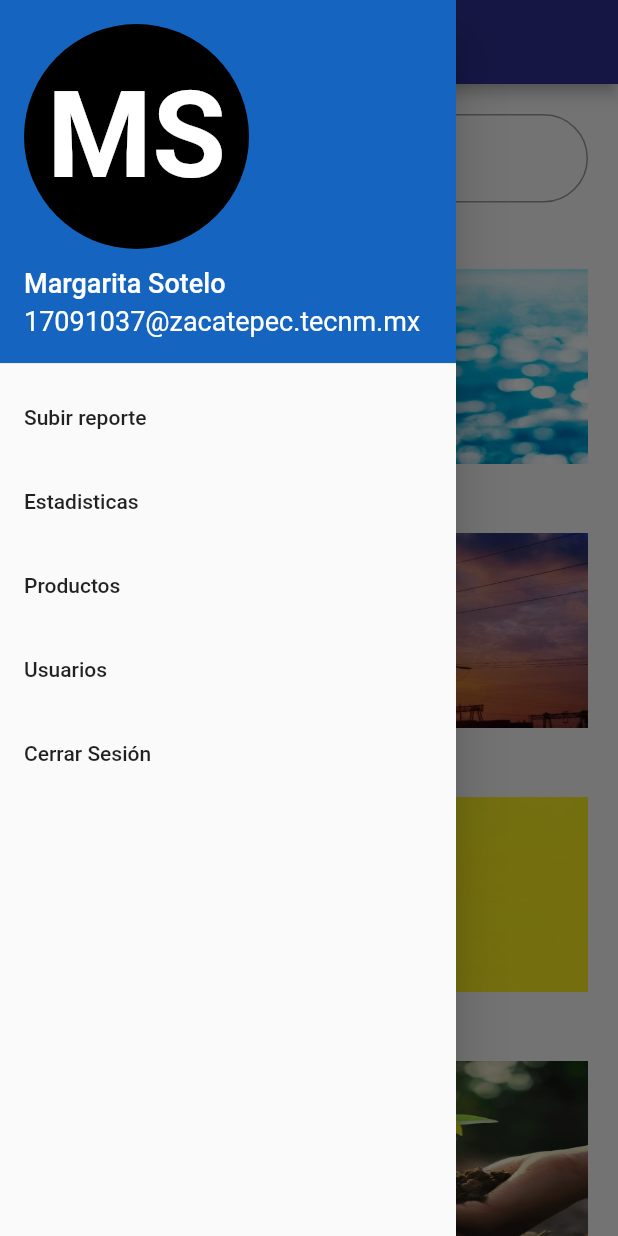
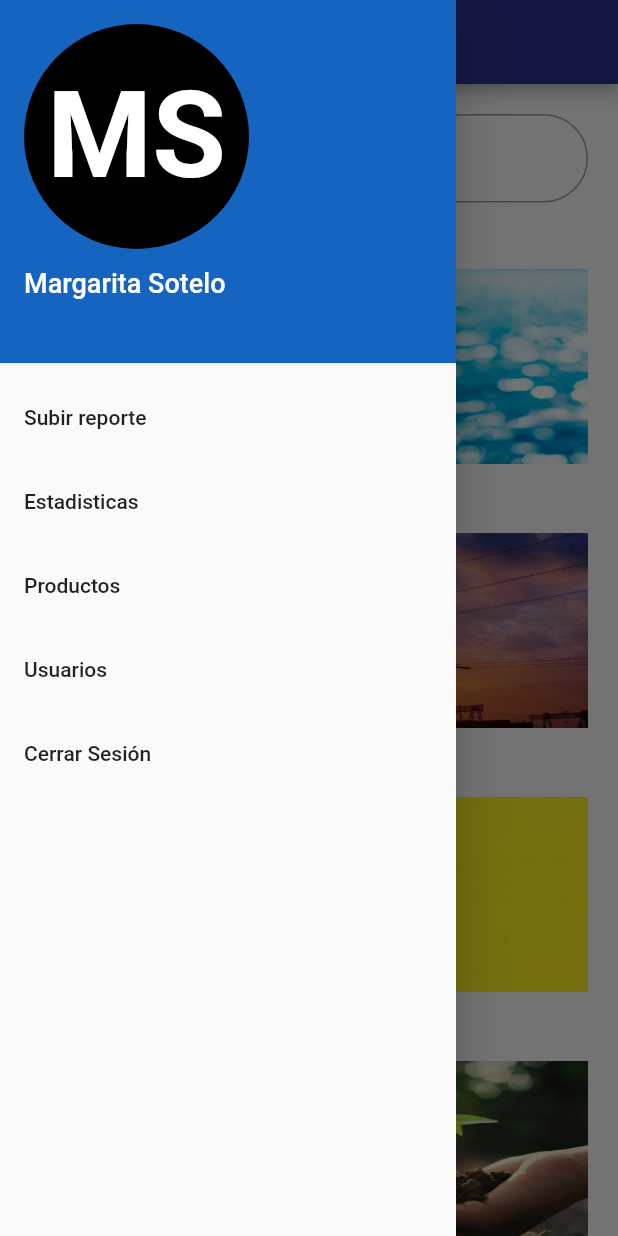
Before and after one commit to UlisesChopin16/InciTec, a Flutter app: the CategoriasPage screen opened directly with empty values, with the side drawer open, on a phone screen of 412 x 824 dp. Run offline on Flutter 3.47's test engine with Material 2 defaults, Android fonts, the phone set to English and light mode, and no system bars; our stand-ins replace animate_do, cloud_firestore, firebase_auth, firebase_core, firebase_storage, fl_chart and 2 more; accounts and stored records are empty.

Commit message:
Cambio del nombre de la categoria

```diff
--- a/lib/Screens/CategoriasPage.dart
+++ b/lib/Screens/CategoriasPage.dart
@@ -44,8 +44,8 @@ class _CategoriasPageState extends State<CategoriasPage> {
                       color: Colors.white,
                     ),
                 ),
-                accountEmail: const Text('17091037@zacatepec.tecnm.mx',
-                  style: TextStyle(
+                accountEmail: Text(widget.user.email!,
+                  style: const TextStyle(
                       fontSize: 18,
                       color: Colors.white,
                     ),
--- a/lib/Screens/ReportesPage.dart
+++ b/lib/Screens/ReportesPage.dart
@@ -1,7 +1,4 @@
 import 'package:flutter/material.dart';
-import 'package:get/get.dart';
-import 'package:incidencias_reportes/Constants/colors.dart';
-import 'package:incidencias_reportes/Controllers/GetDataController.dart';
 import 'package:incidencias_reportes/Models/reportes_model.dart';
 import 'package:incidencias_reportes/Screens/InfoReportesPage.dart';
 import 'package:incidencias_reportes/Services/firebase_service.dart';
--- a/lib/Screens/SubirReportePage.dart
+++ b/lib/Screens/SubirReportePage.dart
@@ -306,8 +306,8 @@ class _SubirReporteState extends State<SubirReporte> {
         DropdownButtonFormField(
           items: const [
             DropdownMenuItem(
-              value: 'Energía Electrica',
-              child: Text('Energía Electrica'),
+              value: 'Energía Eléctrica',
+              child: Text('Energía Eléctrica'),
             ),
             DropdownMenuItem(
               value: 'Agua',
```
Also changed, not shown: pubspec.lock.
